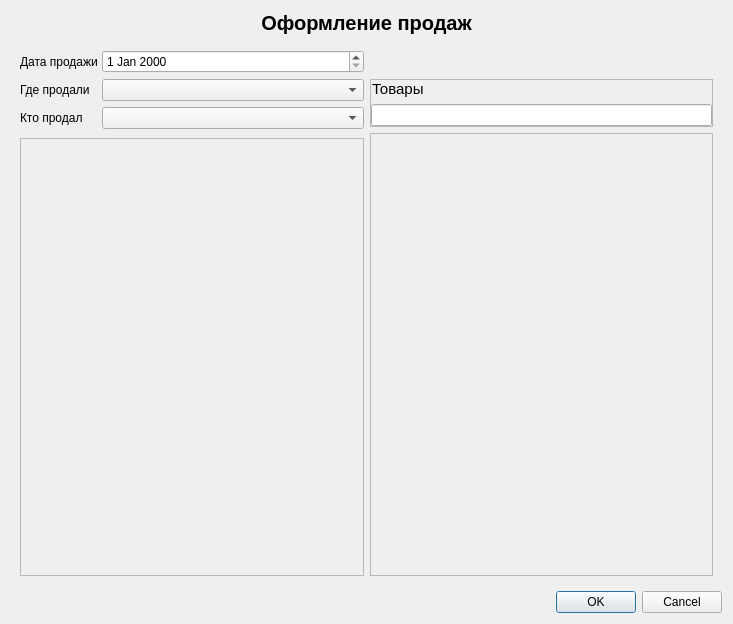
The window that prjstore/ui/qt/sale_registration.ui (igol84/myproject) describes before a commit, drawn with Qt 5.
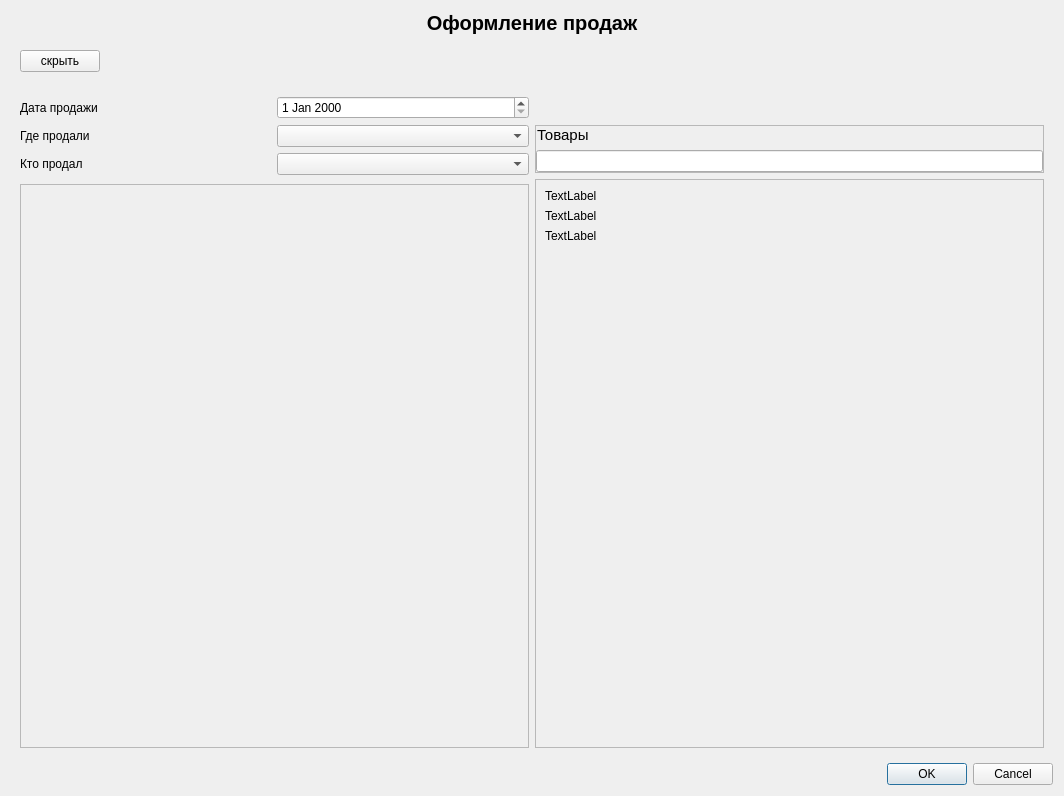
The same window after the commit.

Commit message: sele registration product

What changed in the file:
```diff
--- a/prjstore/ui/qt/sale_registration.ui
+++ b/prjstore/ui/qt/sale_registration.ui
@@ -9,8 +9,8 @@
    <rect>
     <x>0</x>
     <y>0</y>
-    <width>733</width>
-    <height>624</height>
+    <width>1064</width>
+    <height>796</height>
    </rect>
   </property>
   <property name="windowTitle">
@@ -33,6 +33,25 @@
      </property>
     </widget>
    </item>
+   <item>
+    <widget class="QWidget" name="widget_2" native="true">
+     <property name="sizePolicy">
+      <sizepolicy hsizetype="Fixed" vsizetype="Preferred">
+       <horstretch>0</horstretch>
+       <verstretch>0</verstretch>
+      </sizepolicy>
+     </property>
+     <layout class="QHBoxLayout" name="horizontalLayout_2">
+      <item>
+       <widget class="QPushButton" name="pushButton">
+        <property name="text">
+         <string>скрыть</string>
+        </property>
+       </widget>
+      </item>
+     </layout>
+    </widget>
+   </item>
    <item>
     <layout class="QVBoxLayout" name="verticalLayout">
      <item>
@@ -57,7 +76,7 @@
             <number>0</number>
            </property>
            <item>
-            <layout class="QGridLayout" name="gridLayout" rowstretch="0,0,0" columnstretch="0,2">
+            <layout class="QGridLayout" name="gridLayout" rowstretch="0,0,0" columnstretch="0,0">
              <property name="sizeConstraint">
               <enum>QLayout::SetFixedSize</enum>
              </property>
@@ -74,19 +93,6 @@
                </property>
               </widget>
              </item>
-             <item row="2" column="1">
-              <widget class="QComboBox" name="combo_box_seller"/>
-             </item>
-             <item row="0" column="0">
-              <widget class="QLabel" name="label_3">
-               <property name="text">
-                <string>Дата продажи</string>
-               </property>
-              </widget>
-             </item>
-             <item row="1" column="1">
-              <widget class="QComboBox" name="combo_box_place_of_sale"/>
-             </item>
              <item row="2" column="0">
               <widget class="QLabel" name="label_2">
                <property name="text">
@@ -94,9 +100,22 @@
                </property>
               </widget>
              </item>
+             <item row="1" column="1">
+              <widget class="QComboBox" name="combo_box_place_of_sale"/>
+             </item>
              <item row="0" column="1">
               <widget class="QDateEdit" name="dateEdit"/>
              </item>
+             <item row="2" column="1">
+              <widget class="QComboBox" name="combo_box_seller"/>
+             </item>
+             <item row="0" column="0">
+              <widget class="QLabel" name="label_3">
+               <property name="text">
+                <string>Дата продажи</string>
+               </property>
+              </widget>
+             </item>
             </layout>
            </item>
            <item>
@@ -109,8 +128,8 @@
                <rect>
                 <x>0</x>
                 <y>0</y>
-                <width>343</width>
-                <height>432</height>
+                <width>508</width>
+                <height>556</height>
                </rect>
               </property>
               <layout class="QVBoxLayout" name="verticalLayout_5"/>
@@ -202,11 +221,42 @@
                <rect>
                 <x>0</x>
                 <y>0</y>
-                <width>342</width>
-                <height>436</height>
+                <width>508</width>
+                <height>78</height>
                </rect>
               </property>
-              <layout class="QVBoxLayout" name="verticalLayout_4"/>
+              <property name="sizePolicy">
+               <sizepolicy hsizetype="Preferred" vsizetype="Fixed">
+                <horstretch>0</horstretch>
+                <verstretch>0</verstretch>
+               </sizepolicy>
+              </property>
+              <layout class="QVBoxLayout" name="verticalLayout_4">
+               <property name="rightMargin">
+                <number>9</number>
+               </property>
+               <item>
+                <widget class="QLabel" name="label_4">
+                 <property name="text">
+                  <string>TextLabel</string>
+                 </property>
+                </widget>
+               </item>
+               <item>
+                <widget class="QLabel" name="label_6">
+                 <property name="text">
+                  <string>TextLabel</string>
+                 </property>
+                </widget>
+               </item>
+               <item>
+                <widget class="QLabel" name="label_5">
+                 <property name="text">
+                  <string>TextLabel</string>
+                 </property>
+                </widget>
+               </item>
+              </layout>
              </widget>
             </widget>
            </item>
```
Left out of the diff: 2 changed lines with no effect on the pictures. The commit also changes 8 other files.
